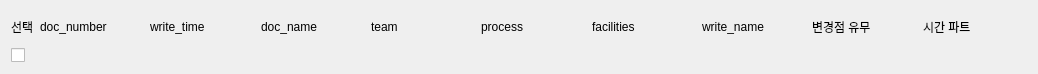
Above: eis_serarch_item.ui from kimbakcho/FABWI before the change. Below: the same form after it.
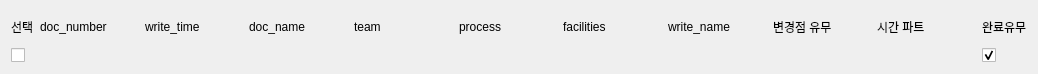
That is the form after the change. Icons and pictures are not drawn.

What changed in the file:
```diff
--- a/eis_serarch_item.ui
+++ b/eis_serarch_item.ui
@@ -10,42 +10,187 @@
     <height>74</height>
    </rect>
   </property>
+  <property name="palette">
+   <palette>
+    <active>
+     <colorrole role="WindowText">
+      <brush brushstyle="SolidPattern">
+       <color alpha="255">
+        <red>0</red>
+        <green>0</green>
+        <blue>0</blue>
+       </color>
+      </brush>
+     </colorrole>
+     <colorrole role="Midlight">
+      <brush brushstyle="SolidPattern">
+       <color alpha="255">
+        <red>227</red>
+        <green>227</green>
+        <blue>227</blue>
+       </color>
+      </brush>
+     </colorrole>
+     <colorrole role="Text">
+      <brush brushstyle="SolidPattern">
+       <color alpha="255">
+        <red>0</red>
+        <green>0</green>
+        <blue>0</blue>
+       </color>
+      </brush>
+     </colorrole>
+     <colorrole role="ButtonText">
+      <brush brushstyle="SolidPattern">
+       <color alpha="255">
+        <red>0</red>
+        <green>0</green>
+        <blue>0</blue>
+       </color>
+      </brush>
+     </colorrole>
+     <colorrole role="Base">
+      <brush brushstyle="SolidPattern">
+       <color alpha="255">
+        <red>255</red>
+        <green>255</green>
+        <blue>255</blue>
+       </color>
+      </brush>
+     </colorrole>
+     <colorrole role="Shadow">
+      <brush brushstyle="SolidPattern">
+       <color alpha="255">
+        <red>105</red>
+        <green>105</green>
+        <blue>105</blue>
+       </color>
+      </brush>
+     </colorrole>
+    </active>
+    <inactive>
+     <colorrole role="WindowText">
+      <brush brushstyle="SolidPattern">
+       <color alpha="255">
+        <red>0</red>
+        <green>0</green>
+        <blue>0</blue>
+       </color>
+      </brush>
+     </colorrole>
+     <colorrole role="Midlight">
+      <brush brushstyle="SolidPattern">
+       <color alpha="255">
+        <red>227</red>
+        <green>227</green>
+        <blue>227</blue>
+       </color>
+      </brush>
+     </colorrole>
+     <colorrole role="Text">
+      <brush brushstyle="SolidPattern">
+       <color alpha="255">
+        <red>0</red>
+        <green>0</green>
+        <blue>0</blue>
+       </color>
+      </brush>
+     </colorrole>
+     <colorrole role="ButtonText">
+      <brush brushstyle="SolidPattern">
+       <color alpha="255">
+        <red>0</red>
+        <green>0</green>
+        <blue>0</blue>
+       </color>
+      </brush>
+     </colorrole>
+     <colorrole role="Base">
+      <brush brushstyle="SolidPattern">
+       <color alpha="255">
+        <red>255</red>
+        <green>255</green>
+        <blue>255</blue>
+       </color>
+      </brush>
+     </colorrole>
+     <colorrole role="Shadow">
+      <brush brushstyle="SolidPattern">
+       <color alpha="255">
+        <red>105</red>
+        <green>105</green>
+        <blue>105</blue>
+       </color>
+      </brush>
+     </colorrole>
+    </inactive>
+    <disabled>
+     <colorrole role="WindowText">
+      <brush brushstyle="SolidPattern">
+       <color alpha="255">
+        <red>0</red>
+        <green>0</green>
+        <blue>0</blue>
+       </color>
+      </brush>
+     </colorrole>
+     <colorrole role="Midlight">
+      <brush brushstyle="SolidPattern">
+       <color alpha="255">
+        <red>227</red>
+        <green>227</green>
+        <blue>227</blue>
+       </color>
+      </brush>
+     </colorrole>
+     <colorrole role="Text">
+      <brush brushstyle="SolidPattern">
+       <color alpha="255">
+        <red>0</red>
+        <green>0</green>
+        <blue>0</blue>
+       </color>
+      </brush>
+     </colorrole>
+     <colorrole role="ButtonText">
+      <brush brushstyle="SolidPattern">
+       <color alpha="255">
+        <red>0</red>
+        <green>0</green>
+        <blue>0</blue>
+       </color>
+      </brush>
+     </colorrole>
+     <colorrole role="Base">
+      <brush brushstyle="SolidPattern">
+       <color alpha="255">
+        <red>255</red>
+        <green>255</green>
+        <blue>255</blue>
+       </color>
+      </brush>
+     </colorrole>
+     <colorrole role="Shadow">
+      <brush brushstyle="SolidPattern">
+       <color alpha="255">
+        <red>105</red>
+        <green>105</green>
+        <blue>105</blue>
+       </color>
+      </brush>
+     </colorrole>
+    </disabled>
+   </palette>
+  </property>
+  <property name="contextMenuPolicy">
+   <enum>Qt::DefaultContextMenu</enum>
+  </property>
   <property name="windowTitle">
    <string>Form</string>
   </property>
   <layout class="QGridLayout" name="gridLayout_2">
    <item row="0" column="0">
     <layout class="QGridLayout" name="gridLayout">
-     <item row="1" column="3">
-      <widget class="QLabel" name="write_time">
-       <property name="text">
-        <string/>
-       </property>
-      </widget>
-     </item>
-     <item row="1" column="0">
-      <widget class="QCheckBox" name="select_doc">
-       <property name="sizePolicy">
-        <sizepolicy hsizetype="Maximum" vsizetype="Fixed">
-         <horstretch>0</horstretch>
-         <verstretch>0</verstretch>
-        </sizepolicy>
-       </property>
-       <property name="layoutDirection">
-        <enum>Qt::LeftToRight</enum>
-       </property>
-       <property name="text">
-        <string/>
-       </property>
-      </widget>
-     </item>
-     <item row="0" column="3">
-      <widget class="QLabel" name="label_3">
-       <property name="text">
-        <string>write_time</string>
-       </property>
-      </widget>
-     </item>
      <item row="0" column="5">
       <widget class="QLabel" name="label_5">
        <property name="text">
@@ -53,6 +198,22 @@
        </property>
       </widget>
      </item>
+     <item row="1" column="0">
+      <widget class="QCheckBox" name="select_doc">
+       <property name="sizePolicy">
+        <sizepolicy hsizetype="Maximum" vsizetype="Fixed">
+         <horstretch>0</horstretch>
+         <verstretch>0</verstretch>
+        </sizepolicy>
+       </property>
+       <property name="layoutDirection">
+        <enum>Qt::LeftToRight</enum>
+       </property>
+       <property name="text">
+        <string/>
+       </property>
+      </widget>
+     </item>
      <item row="0" column="0">
       <widget class="QLabel" name="label">
        <property name="text">
@@ -67,13 +228,6 @@
        </property>
       </widget>
      </item>
-     <item row="0" column="6">
-      <widget class="QLabel" name="label_6">
-       <property name="text">
-        <string>process</string>
-       </property>
-      </widget>
-     </item>
      <item row="0" column="8">
       <widget class="QLabel" name="label_8">
        <property name="text">
@@ -88,10 +242,24 @@
        </property>
       </widget>
      </item>
-     <item row="0" column="9">
-      <widget class="QLabel" name="label_9">
+     <item row="1" column="3">
+      <widget class="QLabel" name="write_time">
        <property name="text">
-        <string>변경점 유무</string>
+        <string/>
+       </property>
+      </widget>
+     </item>
+     <item row="0" column="3">
+      <widget class="QLabel" name="label_3">
+       <property name="text">
+        <string>write_time</string>
+       </property>
+      </widget>
+     </item>
+     <item row="0" column="6">
+      <widget class="QLabel" name="label_6">
+       <property name="text">
+        <string>process</string>
        </property>
       </widget>
      </item>
@@ -102,10 +270,52 @@
        </property>
       </widget>
      </item>
-     <item row="0" column="10">
-      <widget class="QLabel" name="label_10">
+     <item row="0" column="9">
+      <widget class="QLabel" name="label_9">
        <property name="text">
-        <string>시간 파트</string>
+        <string>변경점 유무</string>
+       </property>
+      </widget>
+     </item>
+     <item row="1" column="8">
+      <widget class="QLabel" name="write_name">
+       <property name="text">
+        <string/>
+       </property>
+      </widget>
+     </item>
+     <item row="1" column="2">
+      <widget class="QLabel" name="doc_number">
+       <property name="text">
+        <string/>
+       </property>
+      </widget>
+     </item>
+     <item row="1" column="6">
+      <widget class="QLabel" name="process">
+       <property name="text">
+        <string/>
+       </property>
+      </widget>
+     </item>
+     <item row="1" column="9">
+      <widget class="QLabel" name="change_have">
+       <property name="text">
+        <string/>
+       </property>
+      </widget>
+     </item>
+     <item row="1" column="7">
+      <widget class="QLabel" name="facilities">
+       <property name="text">
+        <string/>
+       </property>
+      </widget>
+     </item>
+     <item row="1" column="10">
+      <widget class="QLabel" name="time_part">
+       <property name="text">
+        <string/>
        </property>
       </widget>
      </item>
@@ -129,45 +339,53 @@
        </property>
       </widget>
      </item>
-     <item row="1" column="7">
-      <widget class="QLabel" name="facilities">
-       <property name="text">
-        <string/>
+     <item row="1" column="11">
+      <widget class="QCheckBox" name="chbox_complete">
+       <property name="enabled">
+        <bool>false</bool>
        </property>
-      </widget>
-     </item>
-     <item row="1" column="6">
-      <widget class="QLabel" name="process">
-       <property name="text">
-        <string/>
+       <property name="sizePolicy">
+        <sizepolicy hsizetype="Maximum" vsizetype="Fixed">
+         <horstretch>0</horstretch>
+         <verstretch>0</verstretch>
+        </sizepolicy>
        </property>
-      </widget>
-     </item>
-     <item row="1" column="9">
-      <widget class="QLabel" name="change_have">
-       <property name="text">
-        <string/>
+       <property name="mouseTracking">
+        <bool>true</bool>
        </property>
-      </widget>
-     </item>
-     <item row="1" column="2">
-      <widget class="QLabel" name="doc_number">
+       <property name="layoutDirection">
+        <enum>Qt::LeftToRight</enum>
+       </property>
+       <property name="styleSheet">
+        <string notr="true">QCheckBox::indicator:unchecked {
+    image: url(:/img/img/unchecked_checkbox.png)
+}
+QCheckBox::indicator:checked {
+    image: url(:/img/img/checked_checkbox.png)
+}</string>
+       </property>
        <property name="text">
         <string/>
        </property>
+       <property name="checkable">
+        <bool>true</bool>
+       </property>
+       <property name="checked">
+        <bool>true</bool>
+       </property>
       </widget>
      </item>
-     <item row="1" column="8">
-      <widget class="QLabel" name="write_name">
+     <item row="0" column="11">
+      <widget class="QLabel" name="label_11">
        <property name="text">
-        <string/>
+        <string>완료유무</string>
        </property>
       </widget>
      </item>
-     <item row="1" column="10">
-      <widget class="QLabel" name="time_part">
+     <item row="0" column="10">
+      <widget class="QLabel" name="label_10">
        <property name="text">
-        <string/>
+        <string>시간 파트</string>
        </property>
       </widget>
      </item>
```
